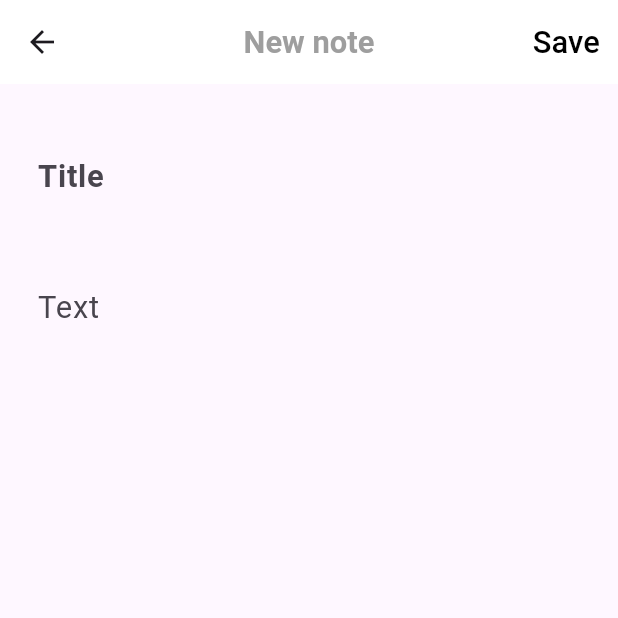
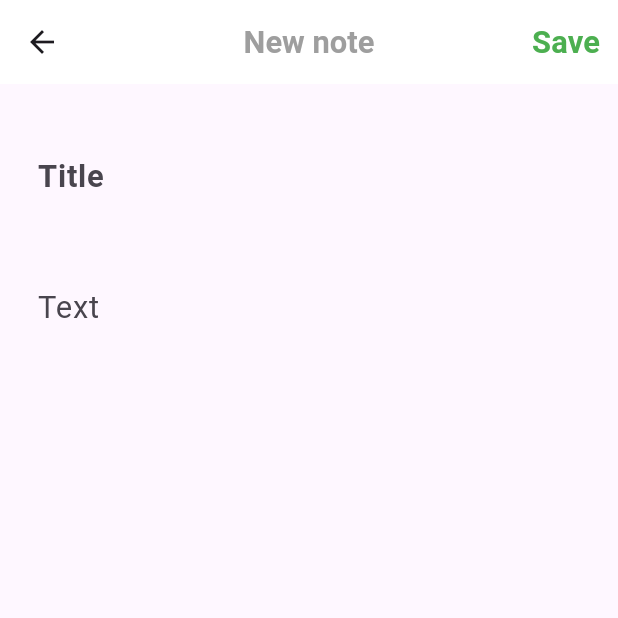
Before and after one commit to NurulloFayz/izzy_note, a Flutter app: the CreatePage screen opened by its route, after a tap on "Save", on a phone screen of 412 x 824 dp, the top half of it. Run offline on Flutter 3.47's test engine with Material 3 defaults, Android fonts, the phone set to English and light mode, and no system bars; our stand-ins replace firebase_auth, firebase_core, firebase_database, fluttertoast, salomon_bottom_bar; accounts and stored records are empty.

```diff
--- a/lib/pages/create_page.dart
+++ b/lib/pages/create_page.dart
@@ -26,7 +26,7 @@ class _CreatePageState extends State<CreatePage> {
             },
             child: Text('Save',style: TextStyle(
               fontSize: MediaQuery.of(context).size.height/40,
-              color: Colors.black
+              color: Colors.green,fontWeight: FontWeight.bold
             ),),
           ),
 
--- a/lib/pages/text_page.dart
+++ b/lib/pages/text_page.dart
@@ -2,6 +2,7 @@
 
 
 import '../export_libs/export_libs.dart';
+
 
 class TextPage extends StatefulWidget {
   static const String id = 'textpage';
--- a/lib/controllers/view_createpage.dart
+++ b/lib/views/view_createpage.dart
@@ -1,28 +1,26 @@
-
-
-
-
 import '../export_libs/export_libs.dart';
 
 class ViewCreatePage {
-
   var title = TextEditingController();
   var text = TextEditingController();
-  static var time = DateTime.now();
-  static var day = time.day;
-  static var month = time.month;
-  static var year = time.year;
-  static var hour = time.hour;
-  static var minute = time.minute;
-  String createdTime = '$day / $month / $year, $hour:$minute';
 
   void createNote(BuildContext context) {
     String titleController = title.text.toString().trim();
     String textController = text.text.toString().trim();
-    if(titleController.isEmpty || textController.isEmpty) {
+
+    if (titleController.isEmpty || textController.isEmpty) {
       return;
     } else {
-      var note = UserModel(titleController,textController,createdTime);
+      var time = DateTime.now();
+      var day = time.day;
+      var month = time.month;
+      var year = time.year;
+      var hour = time.hour;
+      var minute = time.minute;
+
+      String createdTime = '$day / $month / $year, $hour:$minute';
+
+      var note = UserModel(titleController, textController, createdTime);
       RealtimeDatabase.addPost(note);
       Navigator.push(context, MaterialPageRoute(builder: (context) => const MyPages()));
     }
```
Also changed, not shown: lib/export_libs/export_libs.dart (+6 -5 lines), lib/pages/splash_page.dart (+2 -10 lines), lib/views/view_splashpage.dart (added, +15 -0 lines), lib/views/view_homepage.dart (renamed from lib/controllers/view_homepage.dart), lib/views/view_signin.dart (renamed from lib/controllers/view_signin.dart), lib/views/view_signup.dart (renamed from lib/controllers/view_signup.dart), lib/views/view_text_page.dart (renamed from lib/controllers/view_text_page.dart).
